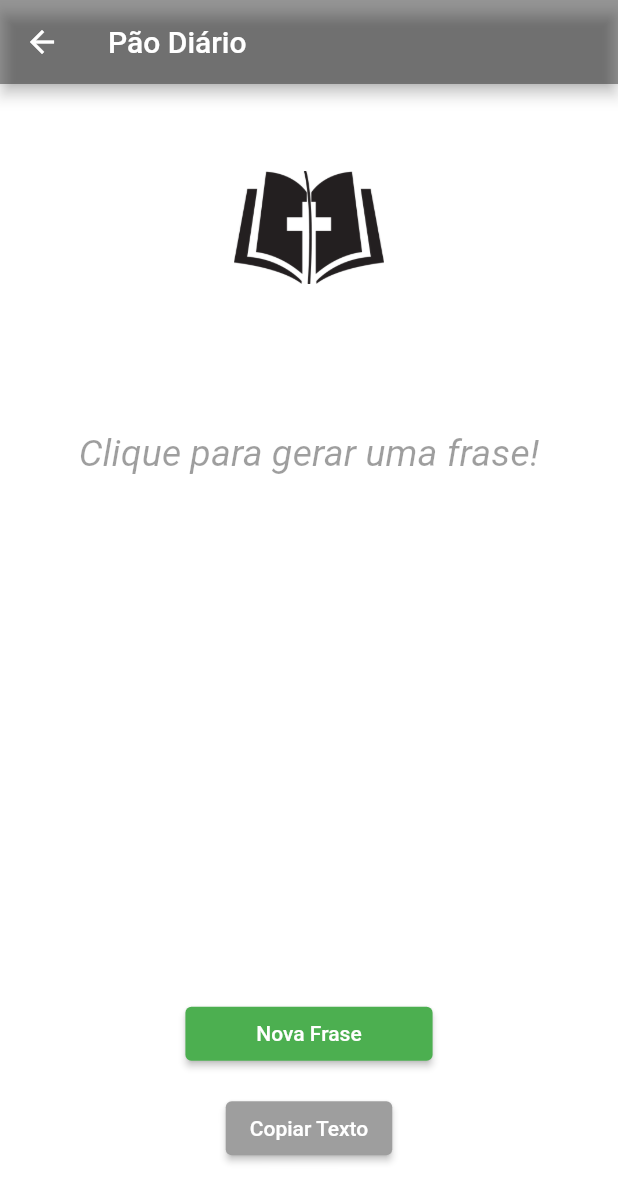
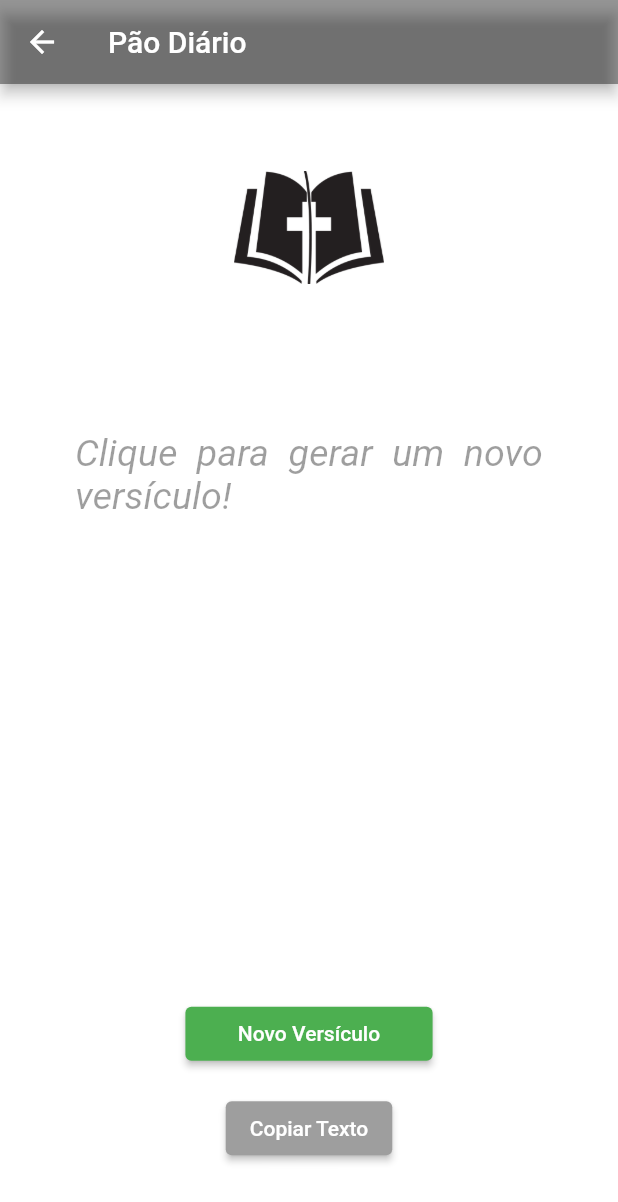
Before and after one commit to K4MiR/Verisculos-Biblicos, a Flutter app: the screen it shows after launch, after a tap on "LEITURA", on a phone screen of 412 x 824 dp. Shown: the top 1202 px of the screen. Run offline on Flutter 3.47's test engine with Material 2 defaults, Android fonts, the phone set to English and light mode, and no system bars; our stand-ins replace firebase_core, google_fonts; accounts and stored records are empty.

Commit message:
Foi realizado ajustes no firebase, ajustes nos textos dos botões

```diff
--- a/lib/screen/home_page.dart
+++ b/lib/screen/home_page.dart
@@ -67,7 +67,7 @@ class Leitura_ScreenState extends State<Leitura_Screen> {
                           primary: Colors.green,
                         ),
                         child: Text(
-                          "Nova Frase",
+                          "Novo Versículo",
                         )),
                   ),
                   SizedBox(
--- a/lib/utils/frases_page.dart
+++ b/lib/utils/frases_page.dart
@@ -173,5 +173,5 @@ class versiCulos{
     "E, quando Eu me for e vos tiver preparado um lugar, virei de novo e vos levarei para mim, a fim de que, onde Eu estiver, estejais vós também. João 14:3",
 
   ];
-  static var frasegerada = 'Clique para gerar uma frase!';
+  static var frasegerada = 'Clique para gerar um novo versículo!';
 }
```
Also changed, not shown: 1 other file.
